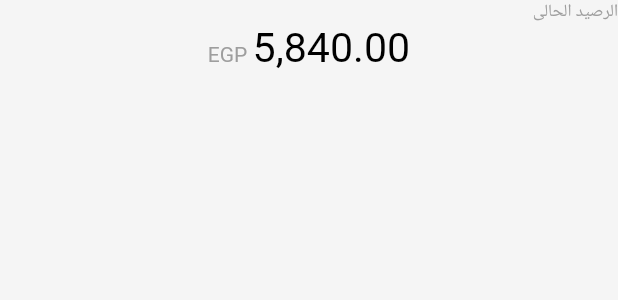
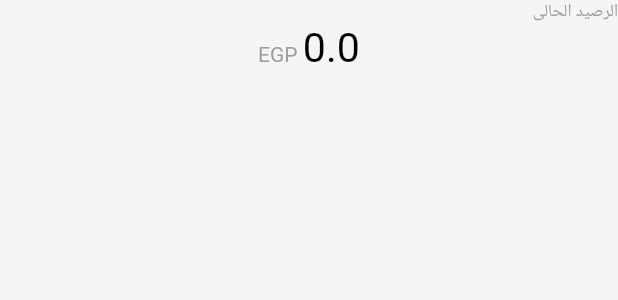
Before and after one commit to Basel85/masaref, a Flutter app: the BalanceSection widget shown alone on an empty page, opened directly, on a phone screen of 412 x 824 dp. Shown: the top 300 px of the screen. Run offline on Flutter 3.47's test engine with Material 2 defaults, Android fonts, the phone set to English and light mode, and no system bars; our stand-ins replace flutter_bloc, flutter_screenutil, font_awesome_flutter, google_fonts, image_picker, shared_preferences and 1 more; accounts and stored records are empty; Roboto replaces fonts that are missing (Cairo).

Commit message:
get the current balance done

```diff
--- a/lib/features/mo3amalat_tap/presentation/view/widgets/palance_section.dart
+++ b/lib/features/mo3amalat_tap/presentation/view/widgets/palance_section.dart
@@ -5,6 +5,8 @@ import 'package:masaref/core/app_cubit/whole_app_cubit.dart';
 import 'package:masaref/core/app_cubit/whole_app_state.dart';
 import 'package:masaref/core/utils/app_colors.dart';
 import 'package:masaref/core/utils/app_styles.dart';
+import 'package:masaref/features/wallets/cubits/get_all_wallets/get_all_wallets_cubit.dart';
+import 'package:masaref/features/wallets/cubits/get_all_wallets/get_all_wallets_states.dart';
 
 class BalanceSection extends StatelessWidget {
   const BalanceSection({
@@ -29,7 +31,9 @@ class BalanceSection extends StatelessWidget {
                   ),
                 ),
               ),
-              Text.rich(
+              BlocBuilder<GetAllWalletsCubit,GetAllWalletsStates>(
+                buildWhen: (previous, current) => current is GetAllWalletsSuccessState,
+                builder:(_,state)=> Text.rich(
                   TextSpan(
                     children: [
                       const TextSpan(
@@ -39,7 +43,7 @@ class BalanceSection extends StatelessWidget {
                         ),
                       ),
                       TextSpan(
-                      text: '5,840.00',
+                        text: state is GetAllWalletsSuccessState? state.totalBalance.toString() : '0.0',
                         style: AppStyles.textStyle24w400.copyWith(
                           color: BlocProvider.of<WholeAppCubit>(context).isdark
                               ? AppColors.colorWhite
@@ -49,6 +53,7 @@ class BalanceSection extends StatelessWidget {
                     ],
                   ),
                 ),
+              ),
             ],
           ),
         );
--- a/lib/features/splash/presentation/splash_screen.dart
+++ b/lib/features/splash/presentation/splash_screen.dart
@@ -7,7 +7,7 @@ import 'package:masaref/features/on_boarding/presentation/on_boarding_screen.dar
 import 'package:masaref/features/wallets/cubits/get_all_wallets/get_all_wallets_cubit.dart';
 import 'package:masaref/features/wallets/cubits/get_all_wallets/get_all_wallets_states.dart';
 
-import 'package:masaref/features/main/cubits/bottom_navigation_bar/bottom_navigation_bar_cubit.dart';
+// import 'package:masaref/features/main/cubits/bottom_navigation_bar/bottom_navigation_bar_cubit.dart';
 // import 'package:masaref/features/categories/presentation/categories_screen.dart';
 import 'package:masaref/features/main/presentation/main_screen.dart';
 
```
Also changed, not shown: lib/features/add_new_wallet/presentation/add_new_wallet.dart (+6 -13 lines), lib/features/mo3amala/presentation/view/mo3amala.dart (+7 -11 lines). Lines whose indentation alone changed are shown as unchanged.
